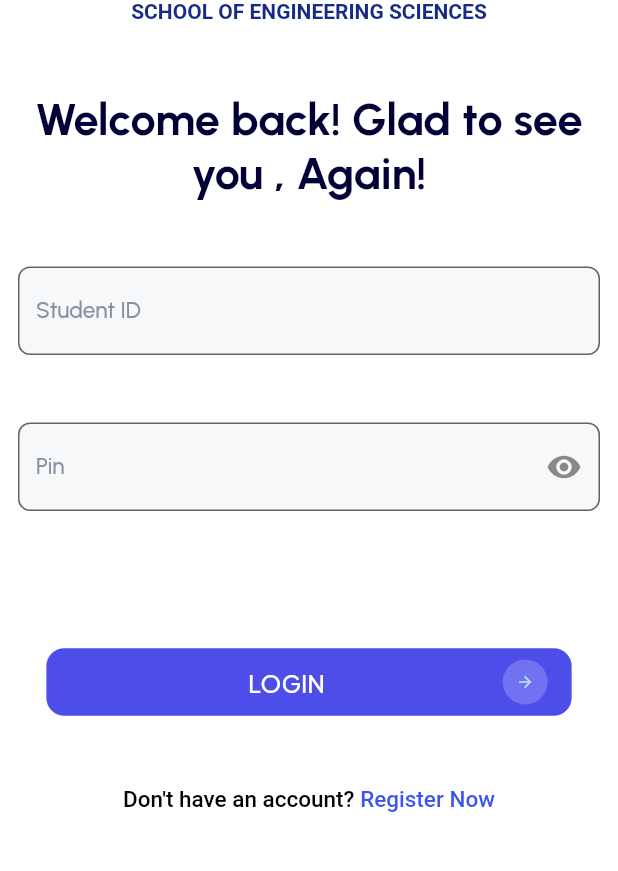
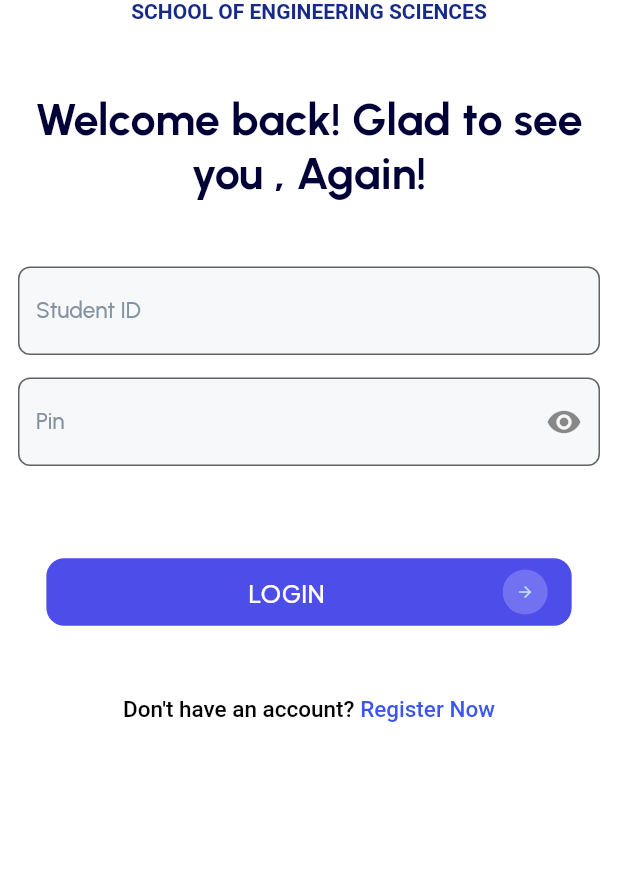
Before and after one commit to Serkhani/ugmis, a Flutter app: the screen it shows after launch, on a phone screen of 412 x 824 dp, the part 221-1092 px from its top. Run offline on Flutter 3.47's test engine with Material 2 defaults, Android fonts, the phone set to English and light mode, and no system bars; our stand-ins replace get; Roboto replaces fonts that are missing (Akshar); project files that could hold a hidden picture were left out.

Commit message:
readjusting for login

```diff
--- a/lib/app/modules/login/views/login_view.dart
+++ b/lib/app/modules/login/views/login_view.dart
@@ -4,7 +4,6 @@ import 'package:get/get.dart';
 import 'package:ugmis/app/components/ses_logo.dart';
 
 import '../../../../app/components/textfield.dart';
-import '../../../../resources/app_images.dart';
 import '../../../../resources/app_strings.dart';
 import '../../../../resources/sizes.dart';
 import '../../../../resources/app_styles.dart';
@@ -38,7 +37,7 @@ class LoginView extends GetView<LoginController> {
                 obscureText: controller.obscureStudentTextField,
               ),
               Padding(
-                padding: const EdgeInsets.symmetric(vertical: 45.0),
+                padding: const EdgeInsets.symmetric(vertical: 15.0),
                 child: TextInputField(
                   labelText: AppStrings.pin,
                   hintText: AppStrings.pinPinEg,
```
